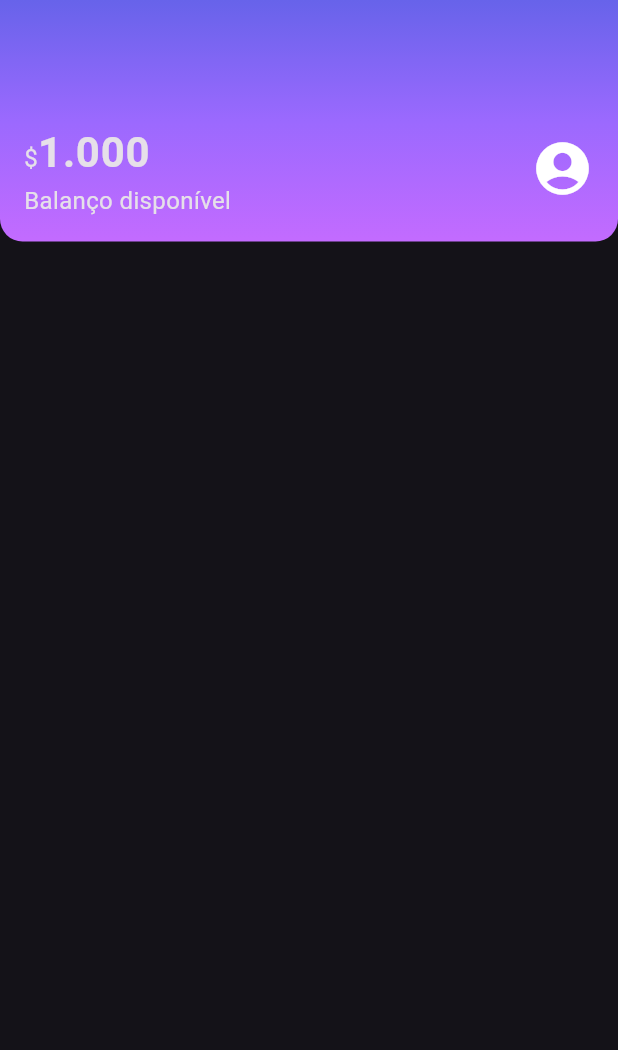
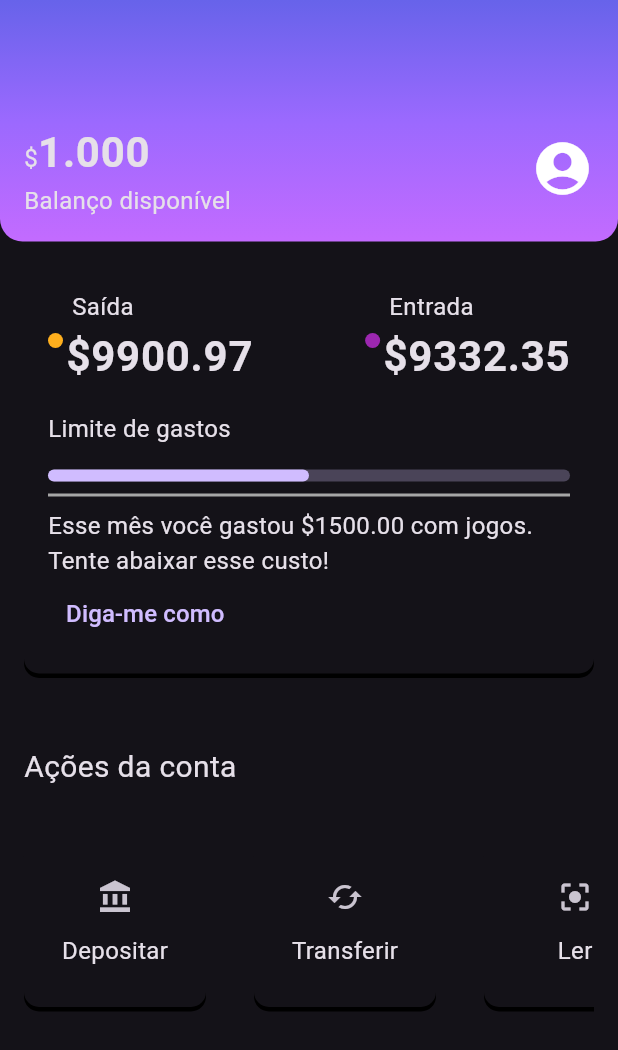
Before and after one commit to amandadetofol/Alurabank, a Flutter app: the screen it shows after launch, on a phone screen of 412 x 824 dp. Shown: the top 1050 px of the screen. Run offline on Flutter 3.47's test engine with Material 3 defaults, Android fonts, the phone set to English and light mode, and no system bars.

Commit message:
creating components and starting home

```diff
--- a/alurabank/lib/components/color_dot.dart
+++ b/alurabank/lib/components/colordot/color_dot.dart
@@ -1,4 +1,4 @@
-import 'package:alurabank/components/sections/color_dot_model.dart';
+import 'package:alurabank/components/colordot/color_dot_model.dart';
 import 'package:flutter/cupertino.dart';
 import 'package:flutter/material.dart';
 
--- a/alurabank/lib/components/divisor.dart
+++ b/alurabank/lib/components/divisor.dart
@@ -7,7 +7,7 @@ class Divisor extends StatelessWidget {
   @override
   Widget build(BuildContext context) {
     return Container(
-      height: 1,
+      height: 2,
       color: ThemeColors.division,
     );
   }
--- /dev/null
+++ b/alurabank/lib/components/sections/account_action.dart
@@ -0,0 +1,60 @@
+import 'package:flutter/material.dart';
+import '../contentcard.dart';
+
+class AccountAction extends StatelessWidget {
+  const AccountAction({super.key});
+
+  @override
+  Widget build(BuildContext context) {
+    return const Column(
+      crossAxisAlignment: CrossAxisAlignment.start,
+      children: [
+        Padding(
+          padding: EdgeInsets.only(bottom: 16, top: 32, left: 16),
+          child: Text("Ações da conta", style: TextStyle(fontSize: 20)),
+        ),
+        Padding(
+          padding: EdgeInsets.only(right: 16),
+          child: SingleChildScrollView(
+            scrollDirection: Axis.horizontal,
+            child: Row(mainAxisAlignment: MainAxisAlignment.start, children: [
+              ContentCard(
+                content: AccountActionItem(
+                    title: "Depositar", icon: Icons.account_balance),
+              ),
+              ContentCard(
+                content:
+                    AccountActionItem(title: "Transferir", icon: Icons.cached),
+              ),
+              ContentCard(
+                content: AccountActionItem(
+                    title: "Ler", icon: Icons.center_focus_strong),
+              ),
+            ]),
+          ),
+        )
+      ],
+    );
+  }
+}
+
+class AccountActionItem extends StatelessWidget {
+  final String title;
+  final IconData icon;
+
+  const AccountActionItem({super.key, required this.title, required this.icon});
+
+  @override
+  Widget build(BuildContext context) {
+    return Container(
+      width: (MediaQuery.of(context).size.width / 3) - 48,
+      height: (MediaQuery.of(context).size.width / 3) - 56,
+      child: Column(
+        children: [
+          IconButton(iconSize: 24, onPressed: () {}, icon: Icon(icon)),
+          Text(title),
+        ],
+      ),
+    );
+  }
+}
--- /dev/null
+++ b/alurabank/lib/components/sections/recent_items.dart
@@ -0,0 +1,60 @@
+import 'package:alurabank/components/colordot/color_dot.dart';
+import 'package:alurabank/components/colordot/color_dot_model.dart';
+import 'package:alurabank/components/contentcard.dart';
+import 'package:alurabank/components/divisor.dart';
+import 'package:alurabank/theme/theme_colors.dart';
+import 'package:flutter/material.dart';
+
+class RecentActivities extends StatelessWidget {
+  const RecentActivities({super.key});
+
+  @override
+  Widget build(BuildContext context) {
+    return ContentCard(
+        content: Container(
+            child: Column(
+      crossAxisAlignment: CrossAxisAlignment.start,
+      children: [
+        Row(
+          mainAxisAlignment: MainAxisAlignment.spaceBetween,
+          children: [
+            ColorDot(
+                model: ColorDotModel(
+                    color: ThemeColors.burnedYellow,
+                    title: "Saída",
+                    value: "\$9900.97")),
+            ColorDot(
+                model: ColorDotModel(
+                    color: ThemeColors.purple,
+                    title: "Entrada",
+                    value: "\$9332.35")),
+          ],
+        ),
+        const Padding(
+          padding: EdgeInsets.only(top: 16.0, bottom: 8.0),
+          child: Text("Limite de gastos"),
+        ),
+        const Padding(
+          padding: EdgeInsets.only(top: 8.0, bottom: 8.0),
+          child: LinearProgressIndicator(
+            value: 50 / 100,
+            minHeight: 8,
+            borderRadius: BorderRadius.all(Radius.circular(10)),
+          ),
+        ),
+        Divisor(),
+        const Padding(
+          padding: EdgeInsets.only(top: 8.0),
+          child: Text(
+              "Esse mês você gastou \$1500.00 com jogos. Tente abaixar esse custo!"),
+        ),
+        TextButton(
+            onPressed: () {},
+            child: const Text(
+              "Diga-me como",
+              style: TextStyle(fontSize: 16),
+            ))
+      ],
+    )));
+  }
+}
--- a/alurabank/lib/screens/home.dart
+++ b/alurabank/lib/screens/home.dart
@@ -1,14 +1,18 @@
+import 'package:alurabank/components/sections/recent_items.dart';
 import 'package:flutter/material.dart';
+import '../components/sections/account_action.dart';
 import '../components/sections/header.dart';
 
 class Home extends StatelessWidget {
 
   @override
   Widget build(BuildContext context) {
-    return Scaffold(
+    return const Scaffold(
       body: Column(
           children: [
-            Header()
+            Header(),
+            RecentActivities(),
+            AccountAction()
           ],
         ),
     );
```
Also changed, not shown: alurabank/lib/components/colordot/color_dot_model.dart (renamed from alurabank/lib/components/sections/color_dot_model.dart).
